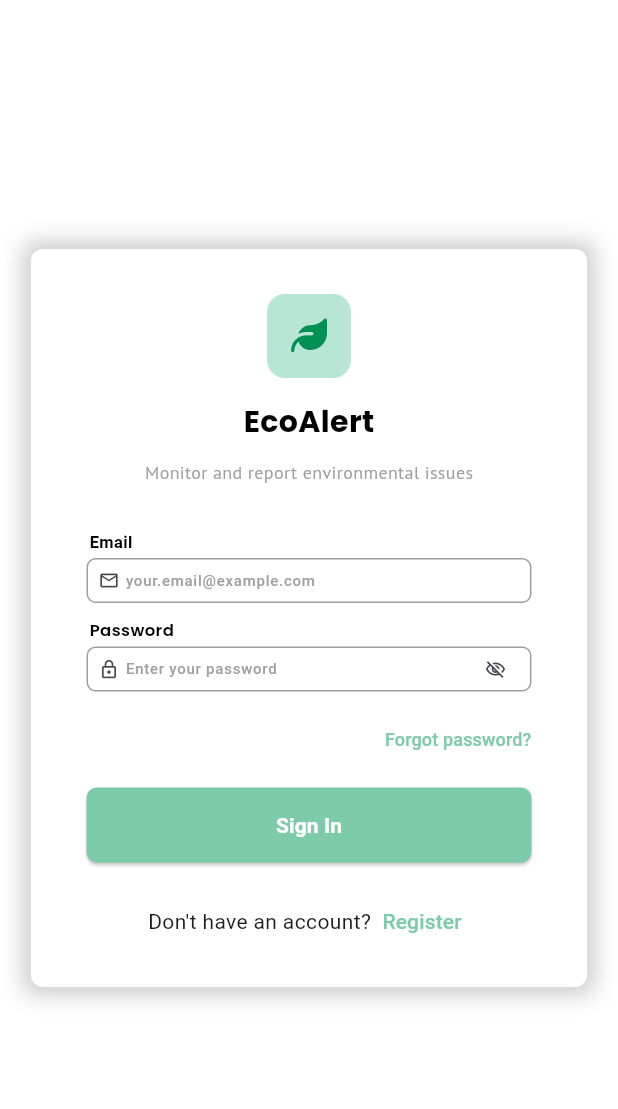
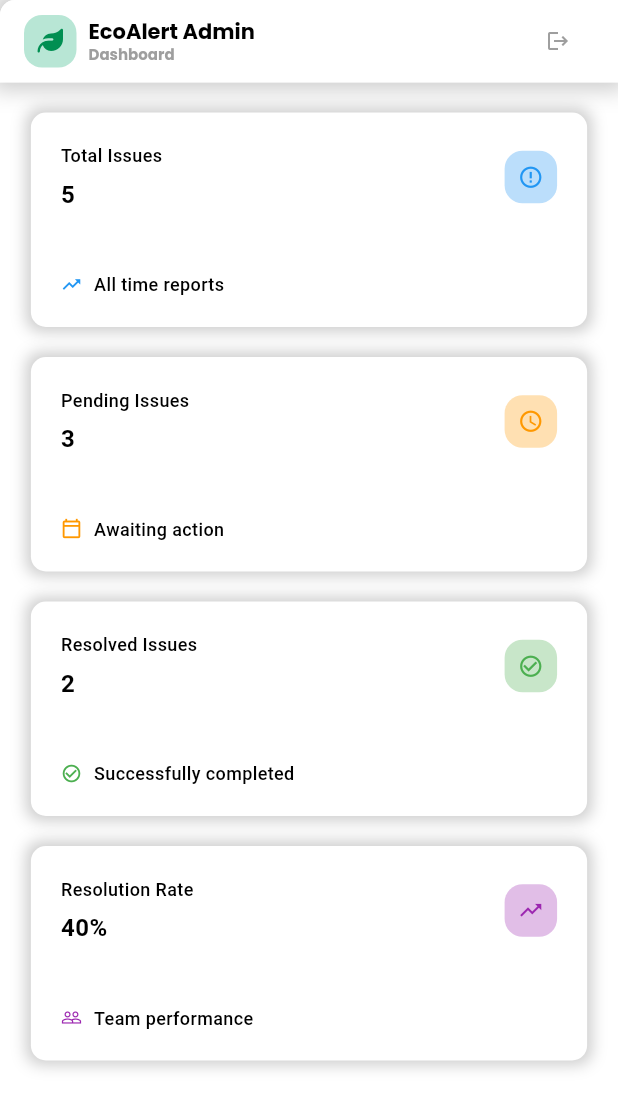
Before and after one commit to EcoAlert/EcoAlert---Community-Environmental-Reporting-Application, a Flutter app: the screen it shows after launch, on a phone screen of 412 x 824 dp. Shown: the top 1109 px of the screen. Run offline on Flutter 3.47's test engine with Material 3 defaults, Android fonts, the phone set to English and light mode, and no system bars; our stand-ins replace font_awesome_flutter, google_fonts, supabase_flutter; accounts and stored records are empty.

Commit message:
Include Admin_Screen

```diff
--- /dev/null
+++ b/ecoalert/lib/admin_screen.dart
@@ -0,0 +1,255 @@
+import 'package:flutter/material.dart';
+import 'package:font_awesome_flutter/font_awesome_flutter.dart';
+import 'package:google_fonts/google_fonts.dart';
+import 'package:supabase_flutter/supabase_flutter.dart';
+// import 'package:google_fonts/google_fonts.dart';
+
+class Admin extends StatefulWidget {
+  const Admin({super.key});
+
+  @override
+  State<StatefulWidget> createState() => AdminState();
+}
+
+class AdminState extends State<Admin> {
+  @override
+  Widget build(BuildContext context) {
+    return Scaffold(
+      extendBodyBehindAppBar: true,
+      appBar: PreferredSize(
+        preferredSize: Size.fromHeight(55),
+        child: Container(
+          clipBehavior: Clip.antiAlias,
+          decoration: BoxDecoration(
+            color: Colors.white,
+            borderRadius: BorderRadius.only(topLeft: Radius.circular(10)),
+            boxShadow: [
+              BoxShadow(
+                color: Colors.black.withAlpha(50),
+                blurRadius: 12,
+                spreadRadius: 5,
+                offset: const Offset(0, 0),
+              ),
+            ],
+          ),
+          child: AppBar(
+            backgroundColor: Colors.white,
+            automaticallyImplyLeading: false,
+            title: Row(
+              mainAxisAlignment: MainAxisAlignment.spaceBetween,
+              children: [
+                // Left side — icon + title
+                Row(
+                  children: [
+                    Container(
+                      padding: const EdgeInsets.all(9),
+                      decoration: BoxDecoration(
+                        color: const Color(0xFFB8E6D5),
+                        borderRadius: BorderRadius.circular(12),
+                      ),
+                      child: const FaIcon(
+                        FontAwesomeIcons.leaf,
+                        color: Color.fromARGB(255, 1, 143, 82),
+                        size: 17,
+                      ),
+                    ),
+                    const SizedBox(width: 8),
+                    Column(
+                      crossAxisAlignment: CrossAxisAlignment.start,
+                      children: [
+                        Text(
+                          "EcoAlert Admin",
+                          style: GoogleFonts.poppins(
+                            textStyle: const TextStyle(
+                              fontSize: 14,
+                              fontWeight: FontWeight.bold,
+                              color: Colors.black,
+                            ),
+                          ),
+                        ),
+                        Text(
+                          "Dashboard",
+                          style: GoogleFonts.poppins(
+                            textStyle: const TextStyle(
+                              fontSize: 10,
+                              fontWeight: FontWeight.bold,
+                              color: Colors.grey,
+                            ),
+                          ),
+                        ),
+                      ],
+                    ),
+                  ],
+                ),
+
+                // Right side — logout button
+                IconButton(
+                  icon: const Icon(Icons.logout),
+                  color: Colors.grey,
+                  iconSize: 16,
+                  onPressed: () async {
+                    await Supabase.instance.client.auth.signOut();
+                    if (!mounted) return;
+                    Navigator.pushReplacementNamed(context, '/login');
+                  },
+                ),
+              ],
+            ),
+          ),
+        ),
+      ),
+      body: SingleChildScrollView(
+        physics: const BouncingScrollPhysics(),
+        child: ConstrainedBox(
+          constraints: BoxConstraints(
+            minHeight: MediaQuery.of(context).size.height,
+          ),
+          child: Container(
+            width: double.infinity,
+            padding: const EdgeInsets.fromLTRB(16, 75, 16, 20),
+            decoration: const BoxDecoration(color: Colors.white),
+            child: Column(
+              children: [
+                Column(
+                  children: [
+                    _issueContainer(
+                      "Total Issues",
+                      "5",
+                      Colors.blue.shade100,
+                      Colors.blue,
+                      Icons
+                          .error_outline, // 👈 Icons instead of FontAwesomeIcons
+                      Icons.trending_up,
+                      "All time reports",
+                    ),
+                    SizedBox(height: 20),
+                    _issueContainer(
+                      "Pending Issues",
+                      "3",
+                      Colors.orange.shade100,
+                      Colors.orange,
+                      Icons.access_time_outlined,
+                      Icons.calendar_today_outlined,
+                      "Awaiting action",
+                    ),
+                    SizedBox(height: 20),
+                    _issueContainer(
+                      "Resolved Issues",
+                      "2",
+                      Colors.green.shade100,
+                      Colors.green,
+                      Icons.check_circle_outline,
+                      Icons.check_circle_outline,
+                      "Successfully completed",
+                    ),
+                    SizedBox(height: 20),
+                    _issueContainer(
+                      "Resolution Rate",
+                      "40%",
+                      Colors.purple.shade100,
+                      Colors.purple,
+                      Icons.trending_up,
+                      Icons.people_outline,
+                      "Team performance",
+                    ),
+                  ],
+                ),
+                SizedBox(height: 30),
+                Column(),
+              ],
+            ),
+          ),
+        ),
+      ),
+    );
+  }
+
+  Widget _issueContainer(
+    String title,
+    String total,
+    Color iconColor,
+    Color iconFontColor,
+    IconData icon1,
+    IconData icon2,
+    String action,
+  ) {
+    return Container(
+      width: MediaQuery.of(context).size.width * 0.9,
+      padding: EdgeInsets.all(20),
+      decoration: BoxDecoration(
+        color: Colors.white, // 👈 add background color
+        borderRadius: BorderRadius.circular(10),
+        boxShadow: [
+          BoxShadow(
+            color: Colors.black.withAlpha(50),
+            blurRadius: 8,
+            spreadRadius: 3,
+            offset: const Offset(0, 0),
+          ),
+        ],
+      ),
+      child: Column(
+        children: [
+          Row(
+            mainAxisAlignment: MainAxisAlignment.spaceBetween,
+            children: [
+              Column(
+                crossAxisAlignment: CrossAxisAlignment.start,
+                children: [
+                  Text(
+                    title,
+                    style: TextStyle(
+                      color: Colors.black,
+                      fontSize: 12,
+                      fontWeight: FontWeight.w500,
+                    ),
+                  ),
+                  SizedBox(height: 6),
+                  Text(
+                    total,
+                    style: TextStyle(
+                      color: Colors.black,
+                      fontSize: 16,
+                      fontWeight: FontWeight.w700,
+                    ),
+                  ),
+                ],
+              ),
+              Container(
+                padding: const EdgeInsets.all(9),
+                decoration: BoxDecoration(
+                  color: iconColor, // 👈 now accepts Color
+                  borderRadius: BorderRadius.circular(12),
+                ),
+                child: Icon(
+                  icon1, // 👈 dynamic icon
+                  color: iconFontColor, // 👈 dynamic icon color
+                  size: 17,
+                ),
+              ),
+            ],
+          ),
+          SizedBox(height: 40),
+          Row(
+            children: [
+              Icon(
+                icon2, // 👈 dynamic icon
+                color: iconFontColor, // 👈 dynamic icon color
+                size: 14,
+              ),
+              SizedBox(width: 8),
+              Text(
+                action,
+                style: TextStyle(
+                  color: Colors.black,
+                  fontSize: 12,
+                  fontWeight: FontWeight.w500,
+                ),
+              ),
+            ],
+          ),
+        ],
+      ),
+    );
+  }
+}
--- a/ecoalert/lib/main.dart
+++ b/ecoalert/lib/main.dart
@@ -1,4 +1,5 @@
-import 'package:ecoalert/auth_gate.dart';
+import 'package:ecoalert/admin_screen.dart';
+// import 'package:ecoalert/auth_gate.dart';
 import 'package:ecoalert/login.dart';
 import 'package:ecoalert/register.dart';
 import 'package:flutter/material.dart';
@@ -23,7 +24,7 @@ class MyApp extends StatelessWidget {
       title: 'Flutter Demo',
       theme: ThemeData.light(),
       debugShowCheckedModeBanner: false,
-      home: AuthGate(),
+      home: Admin(),
       routes: {
     '/login': (context) => const Login(),
     '/register': (context) => const Register(), // 👈 make sure this exists
```
